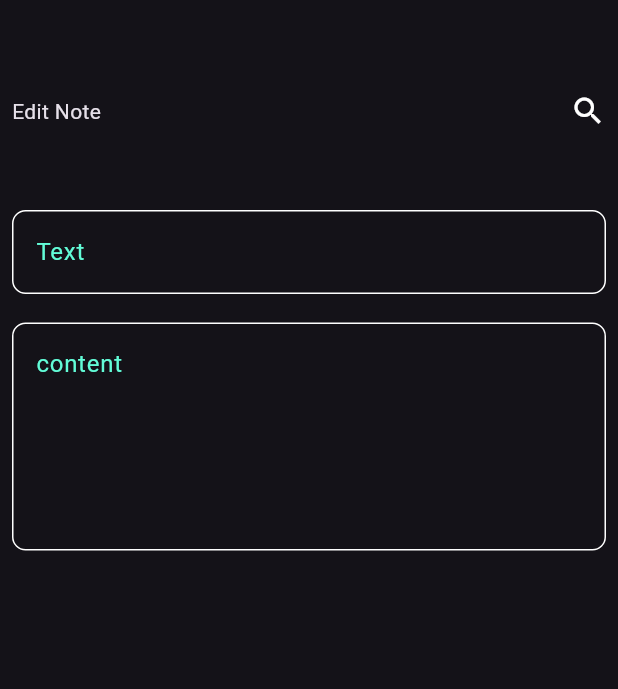
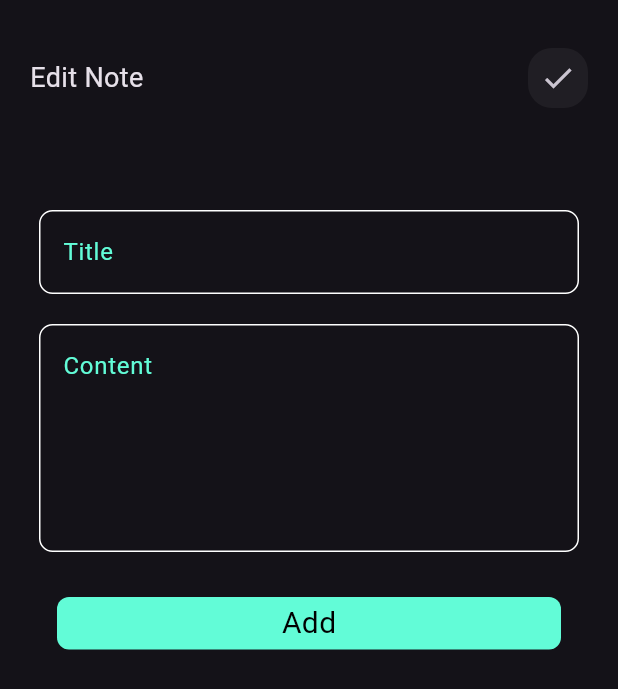
Before and after one commit to Abdullah537-studio/NoteApp, a Flutter app: the EditNoteView screen opened directly, on a phone screen of 412 x 824 dp. Shown: the top 689 px of the screen. Run offline on Flutter 3.47's test engine with Material 3 defaults, Android fonts, the phone set to English and light mode, and no system bars.

Commit message:
edit note view do appBar and TextFromField from Custom widget

```diff
--- a/lib/Widget/custom_appBar.dart
+++ b/lib/Widget/custom_appBar.dart
@@ -2,21 +2,25 @@ import 'package:flutter/material.dart';
 import 'package:flutter_to_do_list/Widget/custom_search_icon.dart';
 
 class CustomAppBar extends StatelessWidget {
-  const CustomAppBar({super.key});
+  final String title;
+  final Icon icon;
+  const CustomAppBar({super.key, required this.title, required this.icon});
 
   @override
   Widget build(BuildContext context) {
-    return const Padding(
-      padding: EdgeInsets.only(right: 10, left: 10, top: 22),
+    return Padding(
+      padding: const EdgeInsets.only(right: 10, left: 10, top: 22),
       child: Row(
         mainAxisAlignment: MainAxisAlignment.spaceBetween,
         children: [
           Text(
-            "Notes",
-            style: TextStyle(fontSize: 18),
+            title,
+            style: const TextStyle(fontSize: 18),
           ),
           // IconButton(onPressed: (){}, icon: Icon(Icons.search))
-          CustomSearchIcon()
+          CustomSearchIcon(
+            icon: icon,
+          )
         ],
       ),
     );
--- a/lib/Widget/custom_search_icon.dart
+++ b/lib/Widget/custom_search_icon.dart
@@ -1,7 +1,8 @@
 import 'package:flutter/material.dart';
 
 class CustomSearchIcon extends StatelessWidget {
-  const CustomSearchIcon({super.key});
+  final Icon icon;
+  const CustomSearchIcon({super.key, required this.icon});
 
   @override
   Widget build(BuildContext context) {
@@ -11,8 +12,7 @@ class CustomSearchIcon extends StatelessWidget {
       decoration: BoxDecoration(
           color: Colors.white.withOpacity(0.05),
           borderRadius: BorderRadius.circular(16)),
-      child: Center(
-          child: IconButton(onPressed: () {}, icon: const Icon(Icons.search))),
+      child: Center(child: IconButton(onPressed: () {}, icon: icon)),
     );
   }
 }
--- a/lib/Widget/edit_note_view_body.dart
+++ b/lib/Widget/edit_note_view_body.dart
@@ -1,5 +1,6 @@
 import 'package:flutter/material.dart';
-import 'package:flutter_to_do_list/Widget/custom_text_field.dart';
+import 'package:flutter_to_do_list/Widget/Add_note_buttom_sheet.dart';
+import 'package:flutter_to_do_list/Widget/custom_appBar.dart';
 
 class EditViewNoteBody extends StatelessWidget {
   const EditViewNoteBody({super.key});
@@ -7,22 +8,13 @@ class EditViewNoteBody extends StatelessWidget {
   @override
   Widget build(BuildContext context) {
     return const Padding(
-      padding: EdgeInsets.all(8.0),
+      padding: EdgeInsets.symmetric(horizontal: 10),
       child: Column(
         children: [
-          SizedBox(height: 54),
-          Row(
-            children: [Text("Edit Note"), Spacer(), Icon(Icons.search)],
-          ),
-          SizedBox(height: 54),
-          CustomTextField(
-            hint: "Text",
-          ),
-          SizedBox(height: 19),
-          CustomTextField(
-            hint: "content",
-            maxLines: 5,
-          ),
+          SizedBox(height: 10),
+          CustomAppBar(icon: Icon(Icons.check), title: "Edit Note"),
+          SizedBox(height: 32),
+          AddNoteButtomSheet()
         ],
       ),
     );
--- a/lib/Widget/notes_view_body.dart
+++ b/lib/Widget/notes_view_body.dart
@@ -19,7 +19,10 @@ class NotesViewBodey extends StatelessWidget {
         child: const Column(
           children: [
             SizedBox(height: 20),
-            CustomAppBar(),
+            CustomAppBar(
+              title: "Note",
+              icon: Icon(Icons.search),
+            ),
             Expanded(child: NotesListview())
           ],
         ),
```
